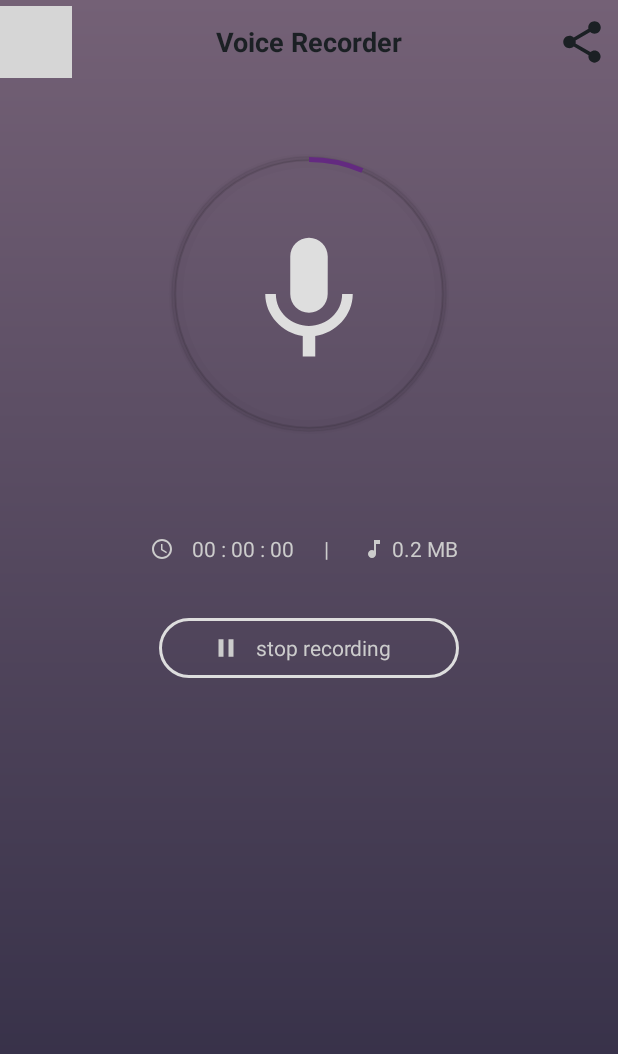
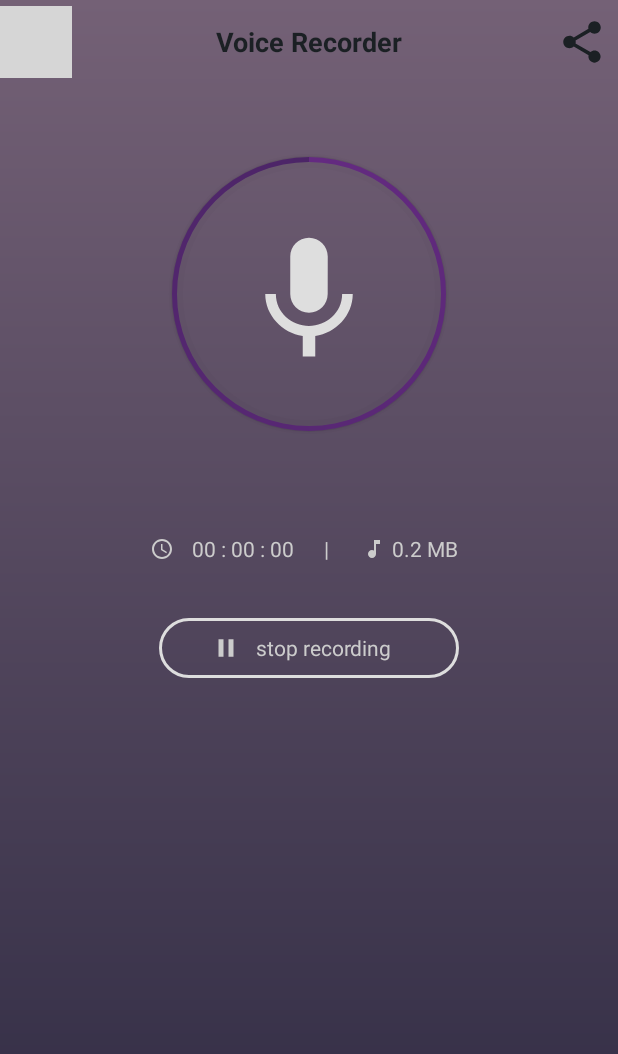
Before and after one commit to FarshidRoohi/ReminderPro, an Android app: the layout activity_record_sound.xml on its own in the app's theme, with its tools: preview values and no code run, on a phone screen of 412 x 824 dp. Shown: the top 1054 px of the screen. Run offline under Robolectric (Android 15) with nearby library versions, the phone set to English and light mode, and no system bars; grey boxes are pictures that could not be loaded.

Commit message:
create custom circle library

```diff
--- /dev/null
+++ b/app/src/main/java/ir/roohi/farshid/reminderpro/customViews/CustomProgressCircle.kt
@@ -0,0 +1,121 @@
+package ir.roohi.farshid.reminderpro.customViews
+
+import android.content.Context
+import android.util.AttributeSet
+import android.view.LayoutInflater
+import android.view.animation.Animation
+import android.view.animation.AnimationUtils
+import android.widget.ImageView
+import android.widget.ProgressBar
+import android.widget.RelativeLayout
+import ir.roohi.farshid.reminderpro.R
+
+/**
+ * Created by Farshid Roohi.
+ * ReminderPro | Copyrights 11/4/18.
+ */
+class CustomProgressCircle : RelativeLayout {
+
+    private var progressBar: ProgressBar? = null
+    private var imgIcon: ImageView? = null
+    private var thread: Thread? = null
+
+
+    private var progress = 0
+    private var progressMax = 100
+    private var iconReferenced = 0
+
+    private lateinit var pulseAnimation: Animation
+
+
+    constructor(context: Context) : super(context) {}
+
+    constructor(context: Context, attrs: AttributeSet) : super(context, attrs) {
+        this.initialize(attrs)
+    }
+
+    constructor(context: Context, attrs: AttributeSet, defStyleAttr: Int) : super(context, attrs, defStyleAttr) {
+        this.initialize(attrs)
+    }
+
+    private fun initialize(attrs: AttributeSet?) {
+
+        if (attrs != null) {
+            val typeArray = context.obtainStyledAttributes(attrs, R.styleable.CustomProgressCircle)
+
+            this.iconReferenced = typeArray.getResourceId(R.styleable.CustomProgressCircle_android_src, 0)
+            this.progressMax = typeArray.getInt(R.styleable.CustomProgressCircle_android_max, 100)
+            this.progress = typeArray.getResourceId(R.styleable.CustomProgressCircle_android_src, 65)
+
+
+            typeArray.recycle()
+        }
+
+
+        val view = LayoutInflater.from(context).inflate(R.layout.custom_progress_circle, this, true)
+
+        this.progressBar = view.findViewById(R.id.progress_bar)
+        this.imgIcon = view.findViewById(R.id.img_icon)
+
+        if (this.iconReferenced != 0) {
+            this.imgIcon!!.setImageResource(this.iconReferenced)
+        }
+
+        this.progressBar!!.max = this.progressMax
+        this.progressBar!!.progress = this.progress
+
+        pulseAnimation = AnimationUtils.loadAnimation(context, R.anim.pulse)
+
+    }
+
+    fun setProgress(progress: Int) {
+        this.progress = progress
+        this.progressBar!!.progress = progress
+    }
+
+    fun setProgressMax(max: Int) {
+        this.progressMax = max
+        this.progressBar!!.max = max
+    }
+
+
+    fun startAnimated() {
+        this.thread = getThredProgressBar()
+        this.thread!!.start()
+        imgIcon!!.startAnimation(pulseAnimation)
+    }
+
+    fun stopAnimated() {
+        if (this.thread != null) {
+            this.thread!!.interrupt()
+        }
+        this.progressBar!!.progress = 0
+        this.imgIcon!!.clearAnimation()
+    }
+
+    private fun getThredProgressBar(): Thread {
+        return Thread(Runnable {
+            var number = 0
+
+            while (true) {
+
+                try {
+                    if (Thread.interrupted()) throw InterruptedException()
+
+                    if (number == 1000) number = 0
+                    number += 20
+                    progressBar!!.progress = number
+                    Thread.sleep(30)
+
+                } catch (e: InterruptedException) {
+                    e.printStackTrace()
+                    return@Runnable
+                }
+
+
+            }
+        })
+    }
+
+
+}
--- a/app/src/main/res/layout/activity_record_sound.xml
+++ b/app/src/main/res/layout/activity_record_sound.xml
@@ -65,42 +65,21 @@
 
     </android.support.v7.widget.Toolbar>
 
-    <RelativeLayout
-        android:id="@+id/relativeLayout"
+
+    <ir.roohi.farshid.reminderpro.customViews.CustomProgressCircle
+        android:id="@+id/customProgressCircle"
         android:layout_width="220dp"
         android:layout_height="220dp"
         android:layout_marginStart="8dp"
         android:layout_marginTop="30dp"
         android:layout_marginEnd="8dp"
+        android:max="1000"
+        android:progress="65"
+        android:src="@drawable/ic_keyboard_voice"
         app:layout_constraintEnd_toEndOf="parent"
         app:layout_constraintStart_toStartOf="parent"
-        app:layout_constraintTop_toBottomOf="@+id/toolbar">
+        app:layout_constraintTop_toBottomOf="@+id/toolbar"/>
 
-        <ImageView
-            android:layout_width="match_parent"
-            android:layout_height="match_parent"
-            android:padding="14dp"
-            android:src="@drawable/custom_shadow_circle"/>
-
-        <ProgressBar
-            android:id="@+id/progressBar"
-            style="@android:style/Widget.ProgressBar.Horizontal"
-            android:layout_width="match_parent"
-            android:layout_height="match_parent"
-            android:background="@drawable/circle_shape"
-            android:max="1000"
-            android:progress="65"
-            android:progressDrawable="@drawable/circle_progress_bar"/>
-
-        <ImageView
-            android:id="@+id/imgVoice"
-            android:layout_width="match_parent"
-            android:layout_height="match_parent"
-            android:padding="60dp"
-            android:src="@drawable/ic_keyboard_voice"
-            android:tint="@color/colorPrimaryDark"/>
-
-    </RelativeLayout>
 
     <LinearLayout
         android:id="@+id/layout_details"
@@ -111,7 +90,7 @@
         android:gravity="center"
         android:orientation="horizontal"
         app:layout_constraintEnd_toEndOf="parent"
-        app:layout_constraintTop_toBottomOf="@+id/relativeLayout">
+        app:layout_constraintTop_toBottomOf="@+id/customProgressCircle">
 
         <ImageView
             android:id="@+id/img_time"
--- /dev/null
+++ b/app/src/main/res/layout/custom_progress_circle.xml
@@ -0,0 +1,29 @@
+<?xml version="1.0" encoding="utf-8"?>
+<RelativeLayout
+    xmlns:android="http://schemas.android.com/apk/res/android"
+    android:id="@+id/relativeLayout"
+    android:layout_width="match_parent"
+    android:layout_height="match_parent">
+
+    <ImageView
+        android:layout_width="match_parent"
+        android:layout_height="match_parent"
+        android:padding="14dp"
+        android:src="@drawable/custom_shadow_circle"/>
+
+    <ProgressBar
+        android:id="@+id/progress_bar"
+        style="@android:style/Widget.ProgressBar.Horizontal"
+        android:layout_width="match_parent"
+        android:layout_height="match_parent"
+        android:background="@drawable/circle_shape"
+        android:progressDrawable="@drawable/circle_progress_bar"/>
+
+    <ImageView
+        android:id="@+id/img_icon"
+        android:layout_width="match_parent"
+        android:layout_height="match_parent"
+        android:padding="60dp"
+        android:tint="@color/colorPrimaryDark"/>
+
+</RelativeLayout>
```
Also changed, not shown: app/src/main/java/ir/roohi/farshid/reminderpro/views/activities/RecordSoundActivity.kt (+6 -15 lines), app/src/main/res/values/attr.xml (+7 -0 lines).
